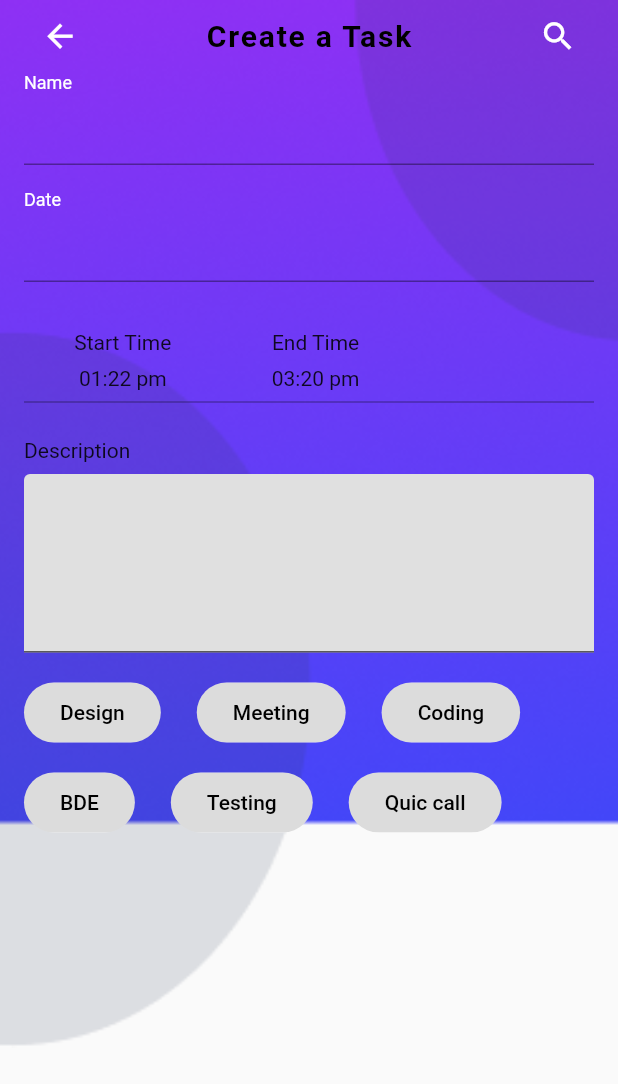
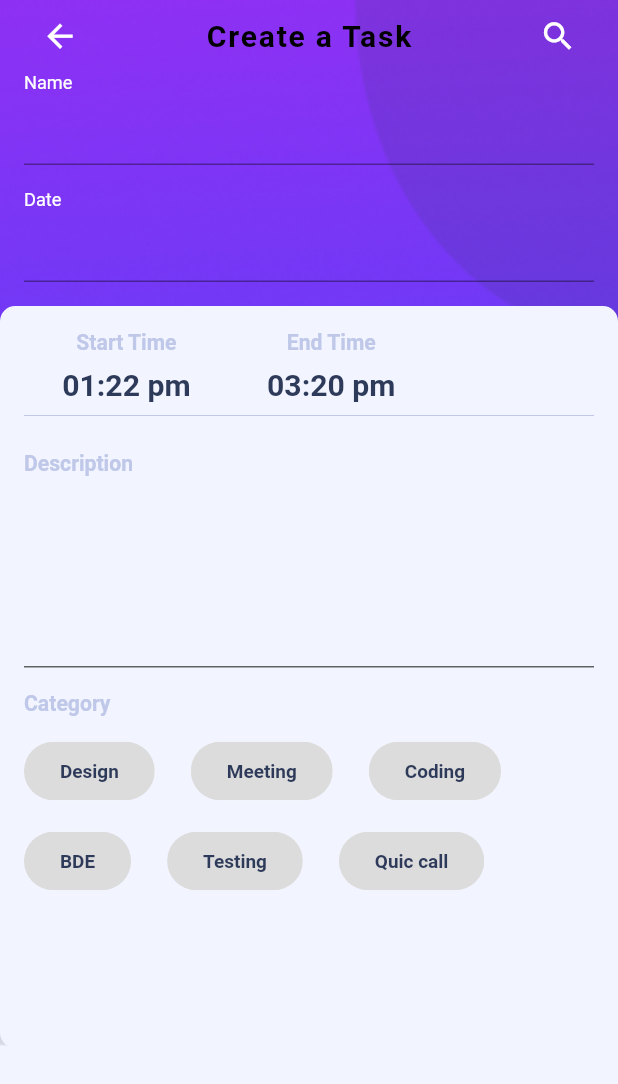
Before and after one commit to ZayniddinMamarasulov/task-manager, a Flutter app: the screen it shows after launch, on a phone screen of 412 x 824 dp. Shown: the top 1084 px of the screen. Run offline on Flutter 3.47's test engine with Material 2 defaults, Android fonts, the phone set to English and light mode, and no system bars.

Commit message:
git push

```diff
--- a/lib/screen/create_task/create_task.dart
+++ b/lib/screen/create_task/create_task.dart
@@ -23,6 +23,7 @@ class _CreateTaskScreenState extends State<CreateTaskScreen> {
     final size = MediaQuery.of(context).size;
     return SafeArea(
       child: Scaffold(
+        backgroundColor:  const Color(AppColors.backgroundColor),
         body: SingleChildScrollView(
           child: Container(
             alignment: Alignment.bottomCenter,
@@ -31,7 +32,8 @@ class _CreateTaskScreenState extends State<CreateTaskScreen> {
                   image: AssetImage(
                     "assets/images/bg_image.png",
                   ),
-                  fit: BoxFit.cover),
+                   fit: BoxFit.cover
+    ),
             ),
             child: Column(
               children: [
@@ -65,7 +67,7 @@ class _CreateTaskScreenState extends State<CreateTaskScreen> {
                       const Text(
                         "Name",
                         style: TextStyle(
-                          fontSize: 12,
+                          fontSize: 12.13,
                           fontWeight: FontWeight.w400,
                           color: Colors.white,
                         ),
@@ -78,7 +80,7 @@ class _CreateTaskScreenState extends State<CreateTaskScreen> {
                       const Text(
                         "Date",
                         style: TextStyle(
-                          fontSize: 12,
+                          fontSize: 12.13,
                           fontWeight: FontWeight.w400,
                           color: Colors.white,
                         ),
@@ -95,7 +97,8 @@ class _CreateTaskScreenState extends State<CreateTaskScreen> {
                   width: size.width,
                   padding: const EdgeInsets.all(16),
                   decoration: BoxDecoration(
-                      borderRadius: BorderRadius.circular(16)),
+                      color: const Color(AppColors.backgroundColor),
+                      borderRadius: BorderRadius.circular(10.18)),
                   child: Column(
                     crossAxisAlignment: CrossAxisAlignment.start,
                     children: [
@@ -104,34 +107,36 @@ class _CreateTaskScreenState extends State<CreateTaskScreen> {
                         children: [
                           Column(
                             children: const [
-                              Text("Start Time"),
+                              Text("Start Time",style: TextStyle(fontSize: 14.13,fontWeight: FontWeight.w600, color:  Color(AppColors.greyColor),),),
                               SizedBox(height: 8),
-                              Text("01:22 pm"),
+                              Text("01:22 pm",style: TextStyle(fontSize: 20.13,fontWeight: FontWeight.bold, color:  Color(AppColors.darkColor),),),
                             ],
                           ),
                           Column(
                             children: const [
-                              Text("End Time"),
+                              Text("End Time",style: TextStyle(fontSize: 14.13,fontWeight: FontWeight.w600, color:  Color(AppColors.greyColor),),),
                               SizedBox(height: 8),
-                              Text("03:20 pm"),
+                              Text("03:20 pm",style: TextStyle(fontSize: 20.13,fontWeight: FontWeight.bold, color:  Color(AppColors.darkColor),),),
                             ],
                           ),
                           const SizedBox(width: 56)
                         ],
                       ),
                       const Divider(
-                        color: Colors.black45,
+                          color:  Color(AppColors.greyColor),
                       ),
                       const SizedBox(height: 16),
-                      const Text("Description"),
+                      const Text("Description",style: TextStyle(fontSize: 14.13,fontWeight: FontWeight.w600, color:  Color(AppColors.greyColor),),),
                       const SizedBox(height: 8),
                       TextFormField(
                         controller: _descController,
                         maxLines: 5,
-                        decoration: InputDecoration(
-                            filled: true, fillColor: Colors.grey.shade300),
+                        decoration: const InputDecoration(
+                            filled: true, fillColor: Color(AppColors.backgroundColor)),
                       ),
                       const SizedBox(height: 16),
+                      Text("Category",style: TextStyle(fontSize: 14.13,fontWeight: FontWeight.w600, color:  const Color(AppColors.greyColor),)),
+                      SizedBox(height: 12,),
                       Wrap(
                         runSpacing: 12,
                         spacing: 24,
@@ -141,12 +146,17 @@ class _CreateTaskScreenState extends State<CreateTaskScreen> {
                             label: Text(
                               topic.title,
                               style: TextStyle(
+                                fontSize: 12.65,
+                                  fontWeight: FontWeight.w600,
                                   color: topic.isSelected
                                       ? Colors.white
-                                      : Colors.black),
+                                      : const Color(AppColors.darkColor)),
                             ),
-                            selectedColor: Colors.blue.shade800,
-                            selected: topic.isSelected,
+                            // selectedColor: Colors.blue.shade800,
+                            selectedColor: topic.isSelected
+                                 ?const Color(AppColors.greyColor)
+                                :const Color(AppColors.greyColor),
+                             selected: topic.isSelected,
                             shape: RoundedRectangleBorder(
                               borderRadius: BorderRadius.circular(24),
                             ),
@@ -161,10 +171,6 @@ class _CreateTaskScreenState extends State<CreateTaskScreen> {
                                 } else {
                                   selectTopics.remove(topic);
                                 }
-
-                                // tanlanganlar
-                                debugPrint(selectTopics.toString() +
-                                    "selected Category");
                               });
                             },
                           );
```
